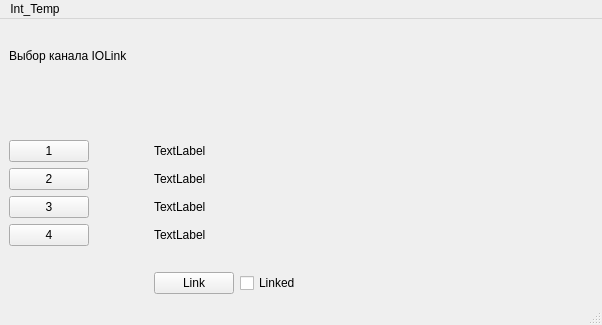
Old version of the form int_temp.ui in the repository stfu69-47/Test_Int_Temp.
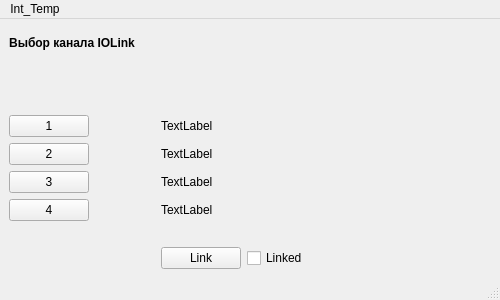
New version of the form.

Patch:
```diff
--- a/int_temp.ui
+++ b/int_temp.ui
@@ -6,10 +6,22 @@
    <rect>
     <x>0</x>
     <y>0</y>
-    <width>602</width>
-    <height>325</height>
+    <width>500</width>
+    <height>300</height>
    </rect>
   </property>
+  <property name="minimumSize">
+   <size>
+    <width>500</width>
+    <height>300</height>
+   </size>
+  </property>
+  <property name="maximumSize">
+   <size>
+    <width>500</width>
+    <height>300</height>
+   </size>
+  </property>
   <property name="windowTitle">
    <string>Int_Temp</string>
   </property>
@@ -110,7 +122,7 @@
     <item row="0" column="0" colspan="2">
      <widget class="QLabel" name="label_5">
       <property name="text">
-       <string>Выбор канала IOLink</string>
+       <string>&lt;html&gt;&lt;head/&gt;&lt;body&gt;&lt;p align=&quot;center&quot;&gt;&lt;span style=&quot; font-weight:700;&quot;&gt;Выбор канала IOLink&lt;/span&gt;&lt;/p&gt;&lt;/body&gt;&lt;/html&gt;</string>
       </property>
      </widget>
     </item>
@@ -154,7 +166,7 @@
     <rect>
      <x>0</x>
      <y>0</y>
-     <width>602</width>
+     <width>500</width>
      <height>21</height>
     </rect>
    </property>
```
